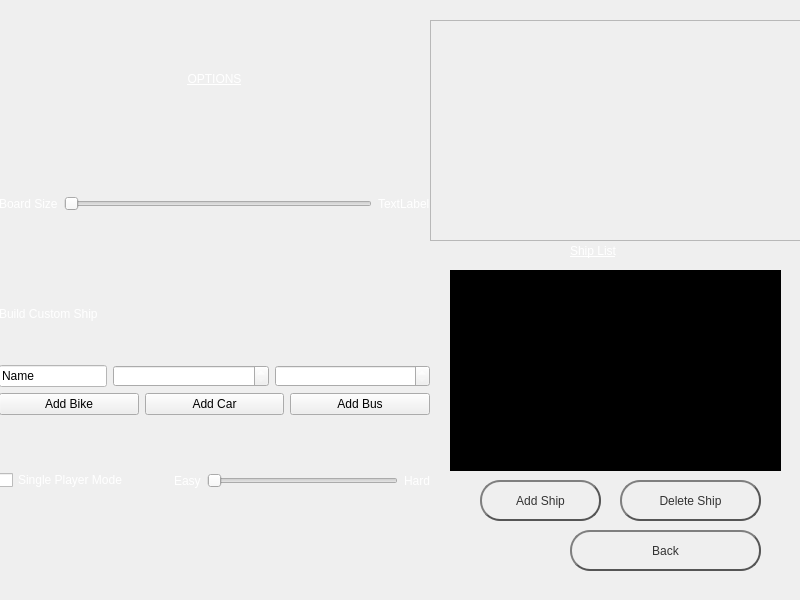
Above: FrontEndMain/FrontEndMain/settingspage.ui from drewanderson17/BattleShips before the change. Below: the same form after it.
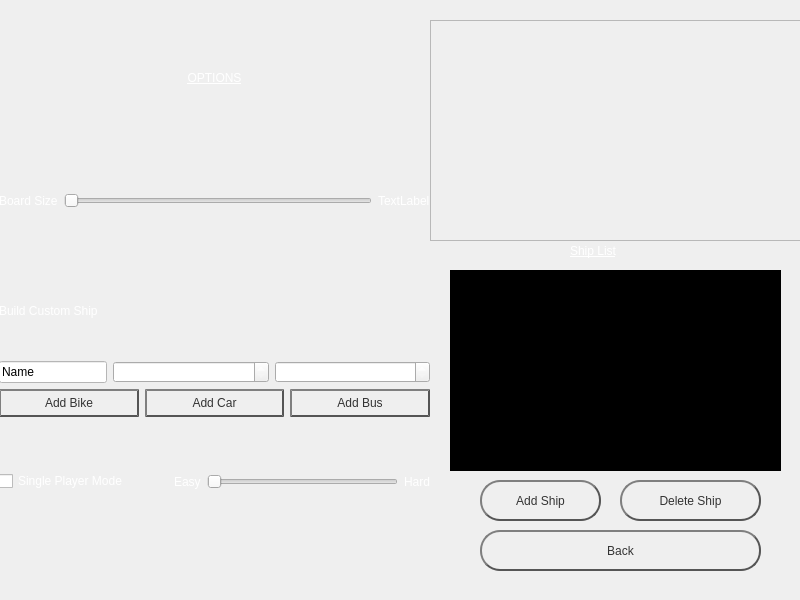
That is the form after the change. Icons and pictures are not drawn.

Commit message: More ui updates (ShotPage, Placement Page, Settings Page, HelpPage)

```diff
--- a/FrontEndMain/FrontEndMain/settingspage.ui
+++ b/FrontEndMain/FrontEndMain/settingspage.ui
@@ -35,9 +35,9 @@
   <widget class="QPushButton" name="backButtonOptions">
    <property name="geometry">
     <rect>
-     <x>570</x>
+     <x>480</x>
      <y>530</y>
-     <width>191</width>
+     <width>281</width>
      <height>41</height>
     </rect>
    </property>
@@ -197,6 +197,35 @@
      <layout class="QHBoxLayout" name="horizontalLayout_2">
       <item>
        <widget class="QPushButton" name="addBike">
+        <property name="styleSheet">
+         <string notr="true">QPushButton {
+	font: 18pt &quot;MS Shell Dlg 2&quot;;
+    color: #333;
+    border: 2px solid #555;
+    border-radius: 20px;
+    border-style: outset;
+    background: qradialgradient(
+        cx: 0.3, cy: -0.4, fx: 0.3, fy: -0.4,
+        radius: 1.35, stop: 0 #fff, stop: 1 #888
+        );
+    padding: 5px;
+    }
+
+QPushButton:hover {
+    background: qradialgradient(
+        cx: 0.3, cy: -0.4, fx: 0.3, fy: -0.4,
+        radius: 1.35, stop: 0 #fff, stop: 1 #bbb
+        );
+    }
+
+QPushButton:pressed {
+    border-style: inset;
+    background: qradialgradient(
+        cx: 0.4, cy: -0.1, fx: 0.4, fy: -0.1,
+        radius: 1.35, stop: 0 #fff, stop: 1 #ddd
+        );
+    }</string>
+        </property>
         <property name="text">
          <string>Add Bike</string>
         </property>
@@ -204,6 +233,35 @@
       </item>
       <item>
        <widget class="QPushButton" name="addCar">
+        <property name="styleSheet">
+         <string notr="true">QPushButton {
+	font: 18pt &quot;MS Shell Dlg 2&quot;;
+    color: #333;
+    border: 2px solid #555;
+    border-radius: 20px;
+    border-style: outset;
+    background: qradialgradient(
+        cx: 0.3, cy: -0.4, fx: 0.3, fy: -0.4,
+        radius: 1.35, stop: 0 #fff, stop: 1 #888
+        );
+    padding: 5px;
+    }
+
+QPushButton:hover {
+    background: qradialgradient(
+        cx: 0.3, cy: -0.4, fx: 0.3, fy: -0.4,
+        radius: 1.35, stop: 0 #fff, stop: 1 #bbb
+        );
+    }
+
+QPushButton:pressed {
+    border-style: inset;
+    background: qradialgradient(
+        cx: 0.4, cy: -0.1, fx: 0.4, fy: -0.1,
+        radius: 1.35, stop: 0 #fff, stop: 1 #ddd
+        );
+    }</string>
+        </property>
         <property name="text">
          <string>Add Car</string>
         </property>
@@ -211,6 +269,35 @@
       </item>
       <item>
        <widget class="QPushButton" name="addBus">
+        <property name="styleSheet">
+         <string notr="true">QPushButton {
+	font: 18pt &quot;MS Shell Dlg 2&quot;;
+    color: #333;
+    border: 2px solid #555;
+    border-radius: 20px;
+    border-style: outset;
+    background: qradialgradient(
+        cx: 0.3, cy: -0.4, fx: 0.3, fy: -0.4,
+        radius: 1.35, stop: 0 #fff, stop: 1 #888
+        );
+    padding: 5px;
+    }
+
+QPushButton:hover {
+    background: qradialgradient(
+        cx: 0.3, cy: -0.4, fx: 0.3, fy: -0.4,
+        radius: 1.35, stop: 0 #fff, stop: 1 #bbb
+        );
+    }
+
+QPushButton:pressed {
+    border-style: inset;
+    background: qradialgradient(
+        cx: 0.4, cy: -0.1, fx: 0.4, fy: -0.1,
+        radius: 1.35, stop: 0 #fff, stop: 1 #ddd
+        );
+    }</string>
+        </property>
         <property name="text">
          <string>Add Bus</string>
         </property>
```
The commit also changes 3 other files.
